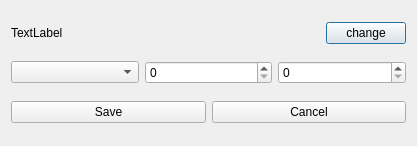
Old version of the form src/ui/poschoser.ui in the repository metaxy/openBibleViewer.
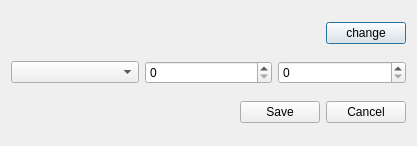
New version of the form. Icons and pictures are not drawn.

```diff
--- a/src/ui/poschoser.ui
+++ b/src/ui/poschoser.ui
@@ -19,7 +19,7 @@
      <item>
       <widget class="QLabel" name="label_bible">
        <property name="text">
-        <string>TextLabel</string>
+        <string/>
        </property>
       </widget>
      </item>
@@ -53,6 +53,19 @@
    </item>
    <item>
     <layout class="QHBoxLayout" name="horizontalLayout_3">
+     <item>
+      <spacer name="horizontalSpacer">
+       <property name="orientation">
+        <enum>Qt::Horizontal</enum>
+       </property>
+       <property name="sizeHint" stdset="0">
+        <size>
+         <width>40</width>
+         <height>20</height>
+        </size>
+       </property>
+      </spacer>
+     </item>
      <item>
       <widget class="QPushButton" name="pushButton_save">
        <property name="text">
```
Left out of the diff: 14 changed lines with no effect on the pictures.
